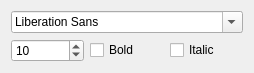
Old version of the form libmolsketch/fontchooser.ui in the repository timvdm/Molsketch.
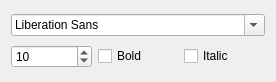
New version of the form.

Patch:
```diff
--- a/libmolsketch/fontchooser.ui
+++ b/libmolsketch/fontchooser.ui
@@ -6,8 +6,8 @@
    <rect>
     <x>0</x>
     <y>0</y>
-    <width>254</width>
-    <height>66</height>
+    <width>276</width>
+    <height>82</height>
    </rect>
   </property>
   <property name="windowTitle">
```
Left out of the diff: 2 changed lines with no effect on the pictures.
